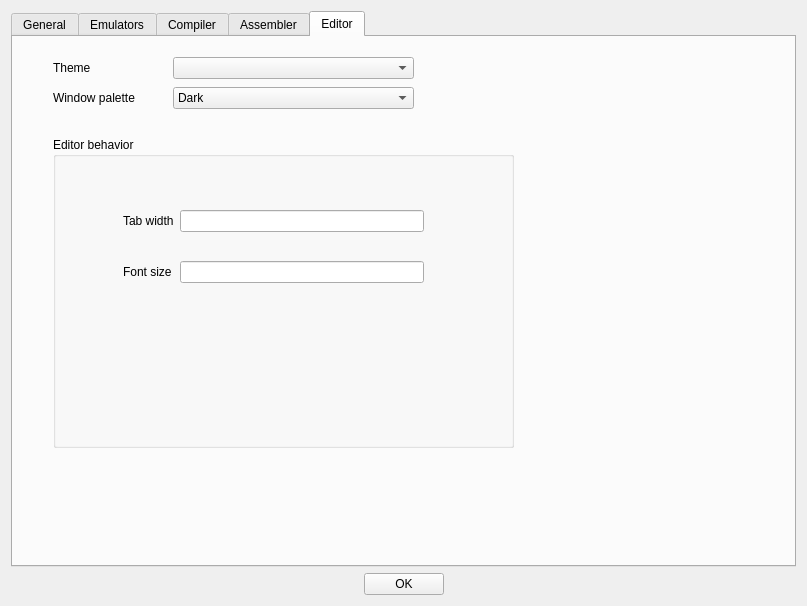
Above: source/dialogtrsesettings.ui from leuat/TRSE before the change. Below: the same form after it.
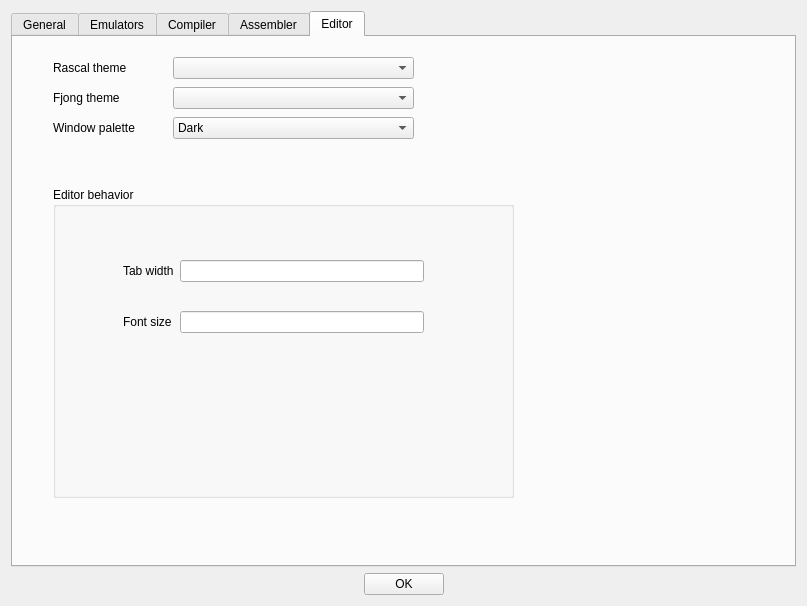
That is the form after the change. The open tabs and pages were chosen to show the change.

Commit message: Fjong updates, hierarchy

What changed in the file:
```diff
--- a/source/dialogtrsesettings.ui
+++ b/source/dialogtrsesettings.ui
@@ -481,19 +481,19 @@
           <rect>
            <x>40</x>
            <y>20</y>
-           <width>55</width>
+           <width>101</width>
            <height>21</height>
           </rect>
          </property>
          <property name="text">
-          <string>Theme</string>
+          <string>Rascal theme</string>
          </property>
         </widget>
         <widget class="QGroupBox" name="groupBox">
          <property name="geometry">
           <rect>
            <x>40</x>
-           <y>100</y>
+           <y>150</y>
            <width>461</width>
            <height>311</height>
           </rect>
@@ -546,7 +546,7 @@
          <property name="geometry">
           <rect>
            <x>160</x>
-           <y>50</y>
+           <y>80</y>
            <width>241</width>
            <height>22</height>
           </rect>
@@ -566,7 +566,7 @@
          <property name="geometry">
           <rect>
            <x>40</x>
-           <y>50</y>
+           <y>80</y>
            <width>101</width>
            <height>21</height>
           </rect>
@@ -575,6 +575,29 @@
           <string>Window palette</string>
          </property>
         </widget>
+        <widget class="QComboBox" name="cmbThemeFjong">
+         <property name="geometry">
+          <rect>
+           <x>160</x>
+           <y>50</y>
+           <width>241</width>
+           <height>22</height>
+          </rect>
+         </property>
+        </widget>
+        <widget class="QLabel" name="label_21">
+         <property name="geometry">
+          <rect>
+           <x>40</x>
+           <y>50</y>
+           <width>91</width>
+           <height>21</height>
+          </rect>
+         </property>
+         <property name="text">
+          <string>Fjong theme</string>
+         </property>
+        </widget>
        </widget>
       </widget>
      </item>
```
Left out of the diff: 2 changed lines with no effect on the pictures. The commit also changes 21 other files.
